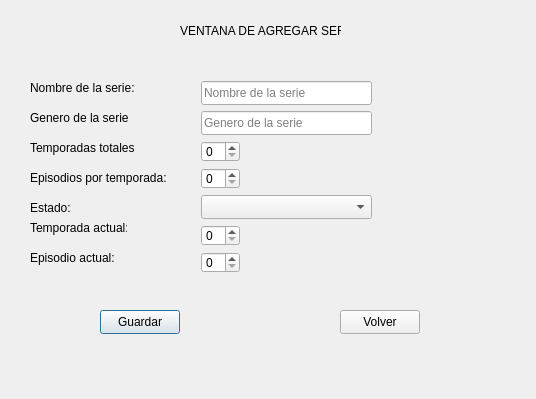
First picture: the form in ventanaagregar.ui, repository josiasarevalorm-jj/ProyectoFinal_Crud_Series, before the edit.
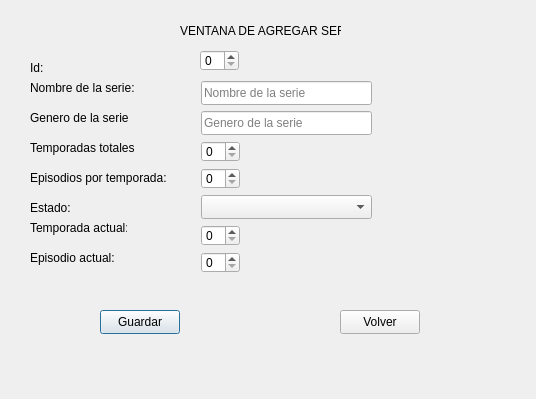
Second picture: the form after the edit.

Commit message: Boton agregar

Diff of the .ui file:
```diff
--- a/ventanaagregar.ui
+++ b/ventanaagregar.ui
@@ -267,6 +267,32 @@
     <number>50</number>
    </property>
   </widget>
+  <widget class="QSpinBox" name="spinId">
+   <property name="geometry">
+    <rect>
+     <x>200</x>
+     <y>50</y>
+     <width>39</width>
+     <height>21</height>
+    </rect>
+   </property>
+   <property name="maximum">
+    <number>50</number>
+   </property>
+  </widget>
+  <widget class="QLabel" name="label_9">
+   <property name="geometry">
+    <rect>
+     <x>30</x>
+     <y>60</y>
+     <width>105</width>
+     <height>16</height>
+    </rect>
+   </property>
+   <property name="text">
+    <string>Id:</string>
+   </property>
+  </widget>
  </widget>
  <resources/>
  <connections/>
```
The commit also changes 6 other files.
